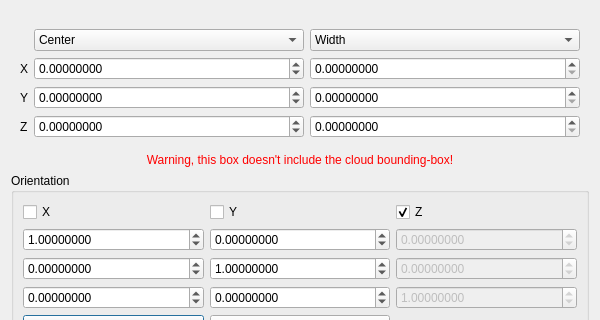
First picture: the form in qCC/ui_templates/boundingBoxEditorDlg.ui, repository CloudCompare/CloudCompare, before the edit; both pictures show x 0 to 600 and y 267 to 587 of the 600 by 673 pixel window.
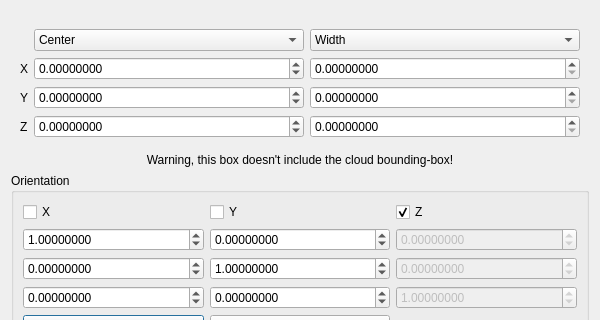
Second picture: the form after the edit. Icons and pictures are not drawn.

Commit message: Remove hardcoded colors from UI dialogs (Batch 1)

```diff
--- a/qCC/ui_templates/boundingBoxEditorDlg.ui
+++ b/qCC/ui_templates/boundingBoxEditorDlg.ui
@@ -222,9 +222,6 @@
        <verstretch>0</verstretch>
       </sizepolicy>
      </property>
-     <property name="styleSheet">
-      <string notr="true">color: red;</string>
-     </property>
      <property name="text">
       <string>Warning, this box doesn't include the cloud bounding-box!</string>
      </property>
```
The commit also changes 4 other files.
